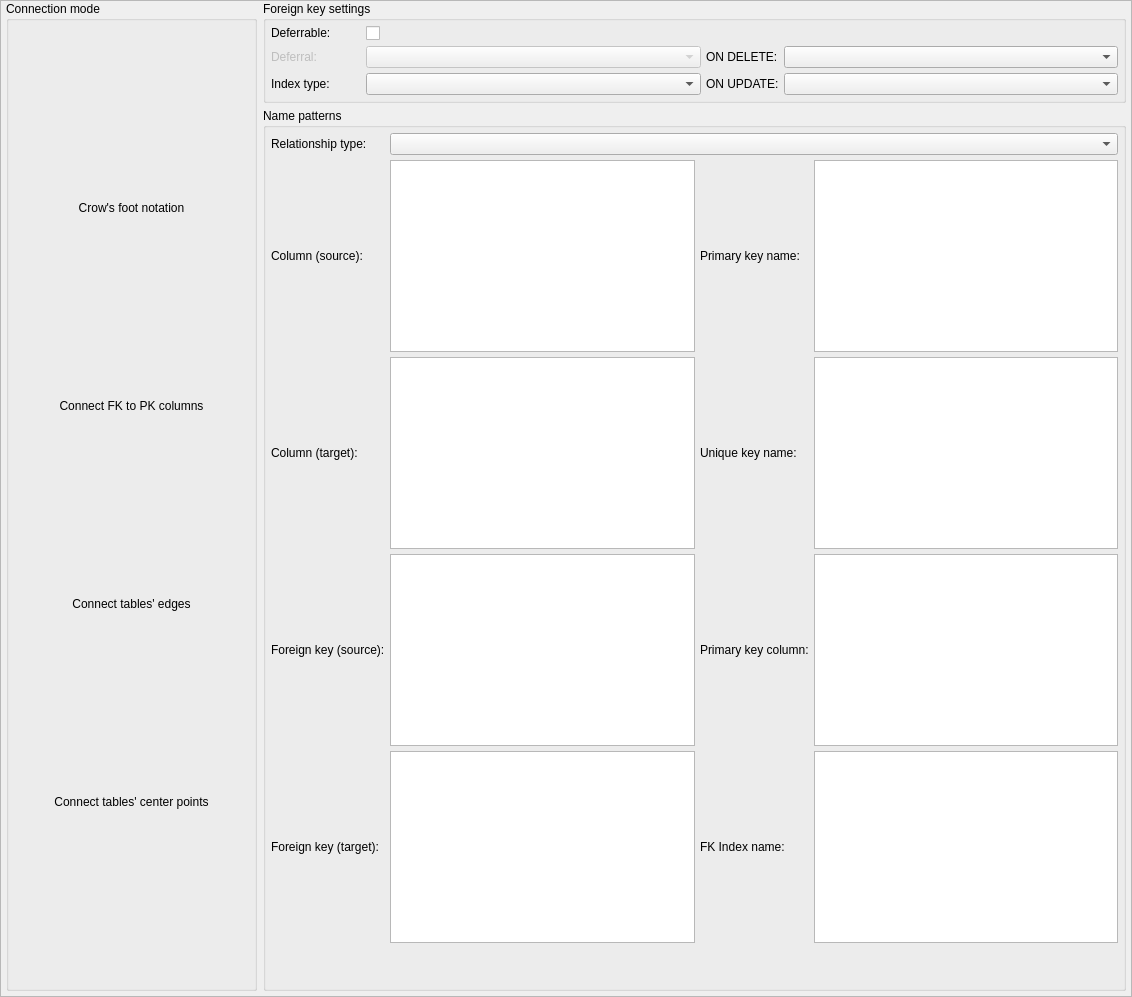
arichiardi/pgmodeler, file libs/libgui/ui/settings/relationshipconfigwidget.ui: the form before one commit.
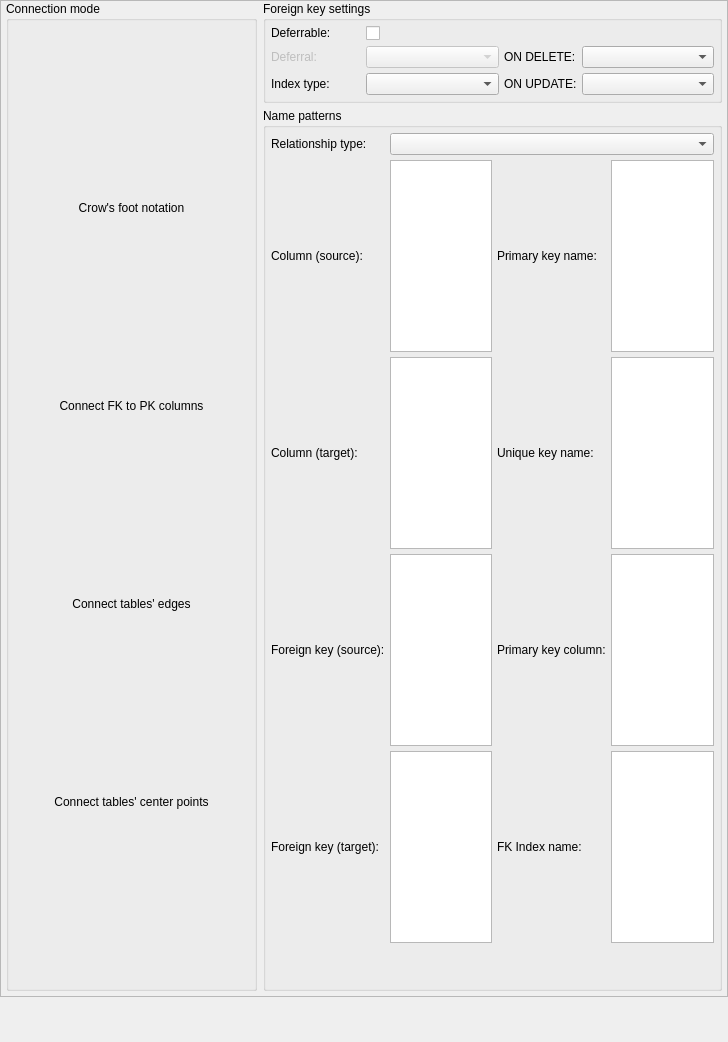
The form after the commit. Icons and pictures are not drawn.

```diff
--- a/libs/libgui/ui/settings/relationshipconfigwidget.ui
+++ b/libs/libgui/ui/settings/relationshipconfigwidget.ui
@@ -6,8 +6,8 @@
    <rect>
     <x>0</x>
     <y>0</y>
-    <width>1132</width>
-    <height>997</height>
+    <width>728</width>
+    <height>1042</height>
    </rect>
   </property>
   <property name="sizePolicy">
```
